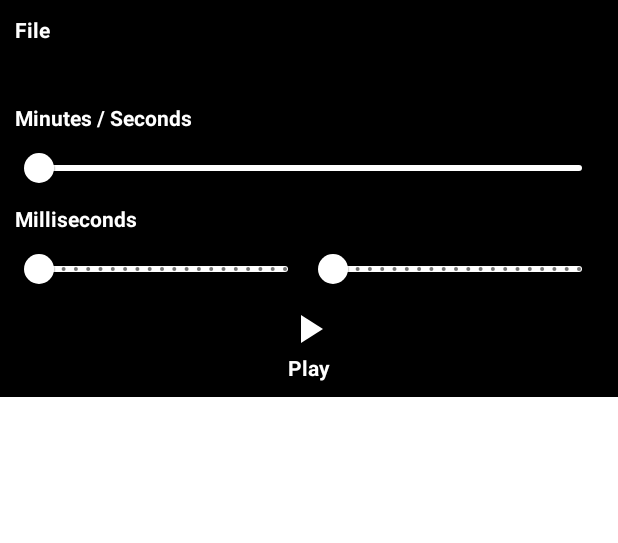
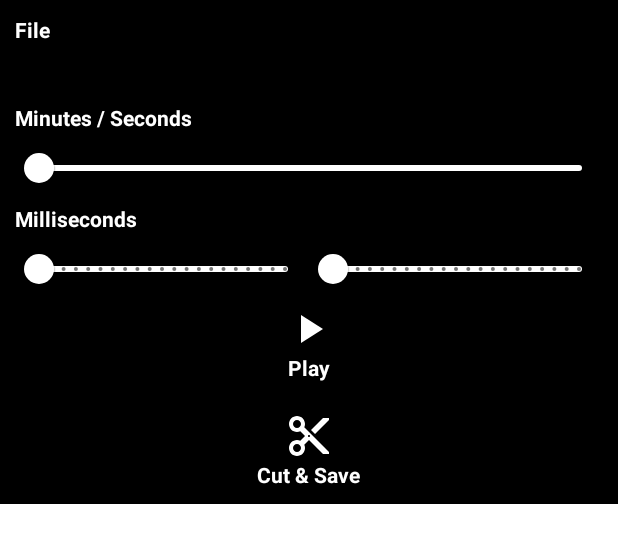
Before and after one commit to MrHeadbang/soundboard, an Android app: the layout sound_cut.xml on its own in the app's theme, with its tools: preview values and no code run, on a phone screen of 412 x 824 dp. Shown: the top 543 px of the screen. Run offline under Robolectric (Android 15) with nearby library versions, the phone set to English and light mode, and no system bars.

Commit message:
Sound Cut Backend

```diff
--- /dev/null
+++ b/app/src/main/res/drawable/ic_baseline_content_cut_24.xml
@@ -0,0 +1,10 @@
+<vector xmlns:android="http://schemas.android.com/apk/res/android"
+    android:width="24dp"
+    android:height="24dp"
+    android:viewportWidth="24"
+    android:viewportHeight="24"
+    android:tint="?attr/colorControlNormal">
+  <path
+      android:fillColor="@android:color/white"
+      android:pathData="M9.64,7.64c0.23,-0.5 0.36,-1.05 0.36,-1.64 0,-2.21 -1.79,-4 -4,-4S2,3.79 2,6s1.79,4 4,4c0.59,0 1.14,-0.13 1.64,-0.36L10,12l-2.36,2.36C7.14,14.13 6.59,14 6,14c-2.21,0 -4,1.79 -4,4s1.79,4 4,4 4,-1.79 4,-4c0,-0.59 -0.13,-1.14 -0.36,-1.64L12,14l7,7h3v-1L9.64,7.64zM6,8c-1.1,0 -2,-0.89 -2,-2s0.9,-2 2,-2 2,0.89 2,2 -0.9,2 -2,2zM6,20c-1.1,0 -2,-0.89 -2,-2s0.9,-2 2,-2 2,0.89 2,2 -0.9,2 -2,2zM12,12.5c-0.28,0 -0.5,-0.22 -0.5,-0.5s0.22,-0.5 0.5,-0.5 0.5,0.22 0.5,0.5 -0.22,0.5 -0.5,0.5zM19,3l-6,6 2,2 7,-7L22,3z"/>
+</vector>
--- a/app/src/main/res/layout/sound_cut.xml
+++ b/app/src/main/res/layout/sound_cut.xml
@@ -142,4 +142,31 @@
 
     </LinearLayout>
 
+
+    <LinearLayout
+        android:layout_width="match_parent"
+        android:layout_height="wrap_content"
+        android:orientation="vertical"
+        android:layout_marginTop="20dp"
+        android:id="@+id/cut_sound"
+        android:gravity="center"
+        android:layout_weight="1"
+        android:foreground="?selectableItemBackground"
+        android:clickable="true">
+
+        <ImageView
+            android:layout_width="32dp"
+            android:layout_height="32dp"
+            app:tint="@color/primaryAccent"
+            android:src="@drawable/ic_baseline_content_cut_24"/>
+
+        <TextView
+            android:layout_width="wrap_content"
+            android:layout_height="wrap_content"
+            android:text="Cut &amp; Save"
+            android:textColor="@color/primaryAccent"
+            android:textStyle="bold"/>
+
+    </LinearLayout>
+
 </LinearLayout>
```
Also changed, not shown: app/src/main/java/com/example/cstmsndbrd/FileUtils.java (added, +105 -0 lines), app/src/main/java/com/example/cstmsndbrd/Mp3Cutter.java (+44 -12 lines), app/src/main/java/com/example/cstmsndbrd/soundCut.java (+27 -1 lines), app/src/main/res/values/themes.xml (+7 -0 lines).
